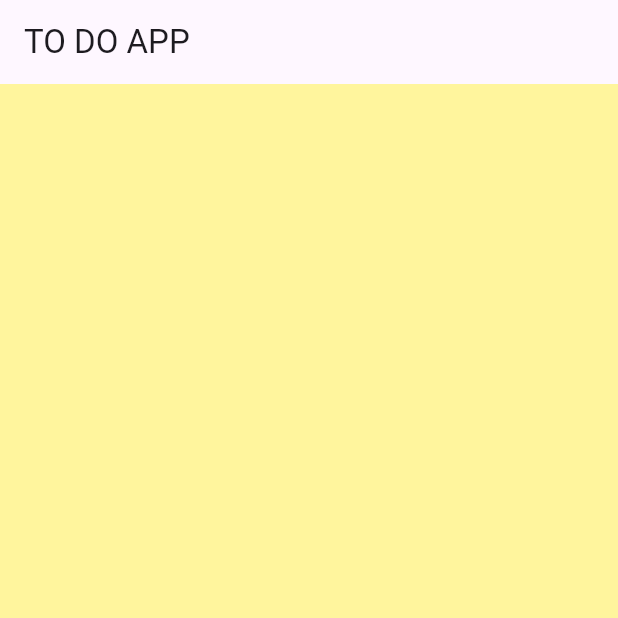
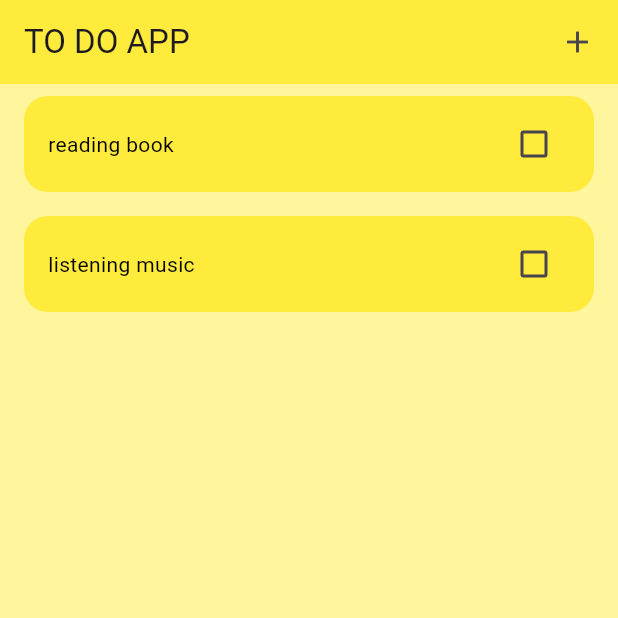
Before and after one commit to anhquantr123/flutter-learn-widgets, a Flutter app: the screen it shows after launch, on a phone screen of 412 x 824 dp, the top half of it. Run offline on Flutter 3.47's test engine with Material 3 defaults, Android fonts, the phone set to English and light mode, and no system bars.

Commit message:
fix ui todo app

```diff
--- a/todo_simple/lib/main.dart
+++ b/todo_simple/lib/main.dart
@@ -13,8 +13,10 @@ class MyApp extends StatelessWidget {
   Widget build(BuildContext context) {
     return MaterialApp(
       title: 'Flutter ToDo App Simple',
+      debugShowCheckedModeBanner: false,
       theme: ThemeData(
-        colorScheme: ColorScheme.fromSeed(seedColor: Colors.deepPurple),
+        primarySwatch: Colors.yellow,
+        // colorScheme: ColorScheme.fromSeed(seedColor: Colors.deepPurple),
         useMaterial3: true,
       ),
       home: const HomeScreen(),
--- a/todo_simple/lib/screens/home_screen.dart
+++ b/todo_simple/lib/screens/home_screen.dart
@@ -1,4 +1,5 @@
 import 'package:flutter/material.dart';
+import 'package:todo_simple/widgets/todo_item.dart';
 
 class HomeScreen extends StatefulWidget {
   const HomeScreen({super.key});
@@ -8,13 +9,54 @@ class HomeScreen extends StatefulWidget {
 }
 
 class _HomeScreenState extends State<HomeScreen> {
+  // create list todo
+  List todoList = [
+    ['reading book ', false],
+    ['listening music  ', false],
+  ];
+
+  // function onChange task
+  void onChangeTask(bool? value, index) {
+    setState(() {
+      todoList[index][1] = !todoList[index][1];
+    });
+  }
+
+  // create new task
+  void createNewTask() {
+    showDialog(
+        context: context,
+        builder: (context) {
+          return AlertDialog(
+            content: Container(
+              height: 180,
+              width: 250,
+            ),
+          );
+        });
+  }
+
   @override
   Widget build(BuildContext context) {
     return Scaffold(
-      backgroundColor: Colors.yellow[200],
-      appBar: AppBar(
-        title: const Text('TO DO APP '),
-      ),
-    );
+        backgroundColor: Colors.yellow[200],
+        appBar: AppBar(
+          backgroundColor: Colors.yellow,
+          title: const Text('TO DO APP '),
+          actions: [
+            GestureDetector(onTap: createNewTask, child: const Icon(Icons.add)),
+            const SizedBox(
+              width: 15,
+            )
+          ],
+        ),
+        body: ListView.builder(
+            itemCount: todoList.length,
+            itemBuilder: (context, index) {
+              return ToDoItem(
+                  isCompleted: todoList[index][1],
+                  taskName: todoList[index][0],
+                  onChanged: (value) => onChangeTask(value, index));
+            }));
   }
 }
--- /dev/null
+++ b/todo_simple/lib/widgets/todo_item.dart
@@ -0,0 +1,37 @@
+import 'package:flutter/material.dart';
+
+class ToDoItem extends StatelessWidget {
+  ToDoItem(
+      {super.key,
+      required this.isCompleted,
+      required this.taskName,
+      required this.onChanged});
+
+  final String taskName;
+  final bool isCompleted;
+  Function(bool?)? onChanged;
+
+  @override
+  Widget build(BuildContext context) {
+    return Container(
+      margin: const EdgeInsets.symmetric(vertical: 8, horizontal: 16),
+      padding: const EdgeInsets.symmetric(vertical: 8, horizontal: 16),
+      decoration: BoxDecoration(
+          color: Colors.yellow, borderRadius: BorderRadius.circular(16)),
+      child: Row(
+        mainAxisAlignment: MainAxisAlignment.spaceBetween,
+        children: [
+          Text(
+            taskName,
+            style: TextStyle(
+                color: isCompleted ? Colors.red : Colors.black,
+                decoration: isCompleted
+                    ? TextDecoration.lineThrough
+                    : TextDecoration.none),
+          ),
+          Checkbox(value: isCompleted, onChanged: onChanged)
+        ],
+      ),
+    );
+  }
+}
```
